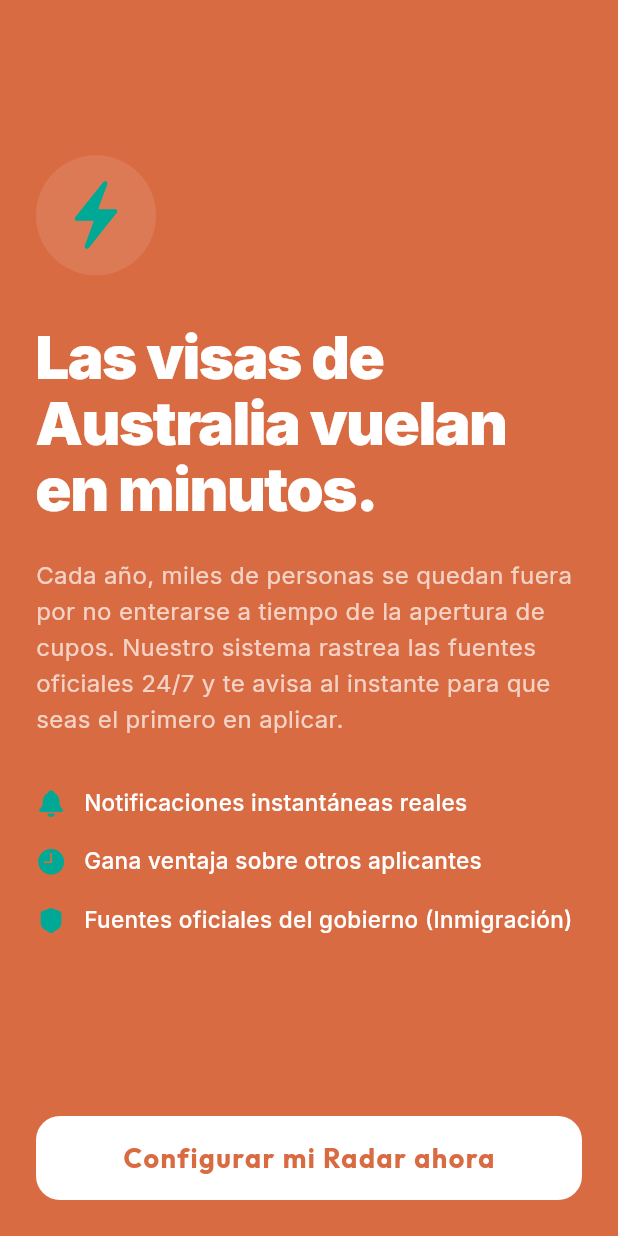
After one commit to maverick6576-droid/OzAlert, a Flutter app: the WelcomeScreen screen opened directly, on a phone screen of 412 x 824 dp. The commit adds this screen. Run offline on Flutter 3.47's test engine with Material 3 defaults, Android fonts, the phone set to English and light mode, and no system bars; drawn by our look-alikes of flutter_animate; our stand-ins replace cloud_firestore, firebase_auth, firebase_core, firebase_messaging, flutter_local_notifications, flutter_riverpod and 4 more; missing offline and left inert: purchases_flutter; accounts and stored records are empty; statements that could not run were skipped.

Commit message:
feat: add welcome pop-up screen before passport selection to motivate users

```diff
--- a/lib/app.dart
+++ b/lib/app.dart
@@ -4,6 +4,7 @@ import 'package:flutter_riverpod/flutter_riverpod.dart';
 import 'core/theme/app_theme.dart';
 import 'presentation/navigation/main_navigation_screen.dart';
 import 'presentation/screens/auth/login_screen.dart';
+import 'presentation/screens/onboarding/welcome_screen.dart';
 import 'presentation/screens/onboarding/onboarding_screen.dart';
 import 'presentation/screens/paywall/paywall_screen.dart';
 import 'presentation/providers/auth_provider.dart';
@@ -43,8 +44,8 @@ class OzVisaAlertApp extends ConsumerWidget {
           return userProfileState.when(
             data: (profile) {
               if (profile == null || !profile.onboardingCompleted) {
-                // No tiene perfil o no completó el onboarding -> Onboarding
-                return const OnboardingScreen();
+                // No tiene perfil o no completó el onboarding -> Welcome Intro
+                return const WelcomeScreen();
               } else if (!profile.isPremium) {
                 // Perfil completo, pero NO ha pagado -> Paywall
                 return const PaywallScreen();
--- /dev/null
+++ b/lib/presentation/screens/onboarding/welcome_screen.dart
@@ -0,0 +1,141 @@
+import 'package:flutter/cupertino.dart';
+import 'package:flutter/material.dart';
+import 'package:flutter_animate/flutter_animate.dart';
+import '../../../../core/theme/app_colors.dart';
+import 'onboarding_screen.dart';
+
+class WelcomeScreen extends StatelessWidget {
+  const WelcomeScreen({super.key});
+
+  @override
+  Widget build(BuildContext context) {
+    return Scaffold(
+      backgroundColor: AppColors.primary, // Fondo corporativo oscuro/llamativo
+      body: SafeArea(
+        child: Padding(
+          padding: const EdgeInsets.symmetric(horizontal: 24.0),
+          child: Column(
+            mainAxisAlignment: MainAxisAlignment.center,
+            crossAxisAlignment: CrossAxisAlignment.start,
+            children: [
+              const Spacer(),
+              // Icono animado
+              Container(
+                padding: const EdgeInsets.all(16),
+                decoration: BoxDecoration(
+                  color: Colors.white.withOpacity(0.1),
+                  shape: BoxShape.circle,
+                ),
+                child: const Icon(
+                  CupertinoIcons.bolt_fill,
+                  size: 48,
+                  color: AppColors.secondary,
+                ),
+              ).animate().scale(duration: 500.ms, curve: Curves.easeOutBack),
+
+              const SizedBox(height: 32),
+
+              // Título con gancho
+              const Text(
+                'Las visas de\nAustralia vuelan\nen minutos.',
+                style: TextStyle(
+                  fontSize: 40,
+                  fontWeight: FontWeight.w900,
+                  color: Colors.white,
+                  height: 1.1,
+                  letterSpacing: -1,
+                ),
+              ).animate().fadeIn(delay: 200.ms).slideX(begin: -0.1, end: 0),
+
+              const SizedBox(height: 24),
+
+              // Explicación de valor
+              const Text(
+                'Cada año, miles de personas se quedan fuera por no enterarse a tiempo de la apertura de cupos. Nuestro sistema rastrea las fuentes oficiales 24/7 y te avisa al instante para que seas el primero en aplicar.',
+                style: TextStyle(
+                  fontSize: 16,
+                  color: Colors.white70,
+                  height: 1.5,
+                ),
+              ).animate().fadeIn(delay: 400.ms).slideX(begin: -0.1, end: 0),
+
+              const SizedBox(height: 32),
+
+              // Bullet points de urgencia
+              _buildBullet(
+                icon: CupertinoIcons.bell_solid,
+                text: 'Notificaciones instantáneas reales',
+                delay: 600,
+              ),
+              _buildBullet(
+                icon: CupertinoIcons.time_solid,
+                text: 'Gana ventaja sobre otros aplicantes',
+                delay: 700,
+              ),
+              _buildBullet(
+                icon: CupertinoIcons.shield_fill,
+                text: 'Fuentes oficiales del gobierno (Inmigración)',
+                delay: 800,
+              ),
+
+              const Spacer(),
+
+              // Botón de acción principal
+              SizedBox(
+                width: double.infinity,
+                height: 56,
+                child: ElevatedButton(
+                  onPressed: () {
+                    Navigator.of(context).push(
+                      CupertinoPageRoute(
+                        builder: (_) => const OnboardingScreen(),
+                      ),
+                    );
+                  },
+                  style: ElevatedButton.styleFrom(
+                    backgroundColor: Colors.white,
+                    foregroundColor: AppColors.primary,
+                    elevation: 0,
+                    shape: RoundedRectangleBorder(
+                      borderRadius: BorderRadius.circular(16),
+                    ),
+                  ),
+                  child: const Text(
+                    'Configurar mi Radar ahora',
+                    style: TextStyle(
+                      fontSize: 18,
+                      fontWeight: FontWeight.bold,
+                    ),
+                  ),
+                ),
+              ).animate().slideY(begin: 1.0, end: 0, delay: 1000.ms, curve: Curves.easeOutCubic),
+              const SizedBox(height: 24),
+            ],
+          ),
+        ),
+      ),
+    );
+  }
+
+  Widget _buildBullet({required IconData icon, required String text, required int delay}) {
+    return Padding(
+      padding: const EdgeInsets.only(bottom: 16.0),
+      child: Row(
+        children: [
+          Icon(icon, color: AppColors.secondary, size: 20),
+          const SizedBox(width: 12),
+          Expanded(
+            child: Text(
+              text,
+              style: const TextStyle(
+                fontSize: 15,
+                color: Colors.white,
+                fontWeight: FontWeight.w500,
+              ),
+            ),
+          ),
+        ],
+      ),
+    ).animate().fadeIn(delay: delay.ms).slideX(begin: -0.1, end: 0);
+  }
+}
```
